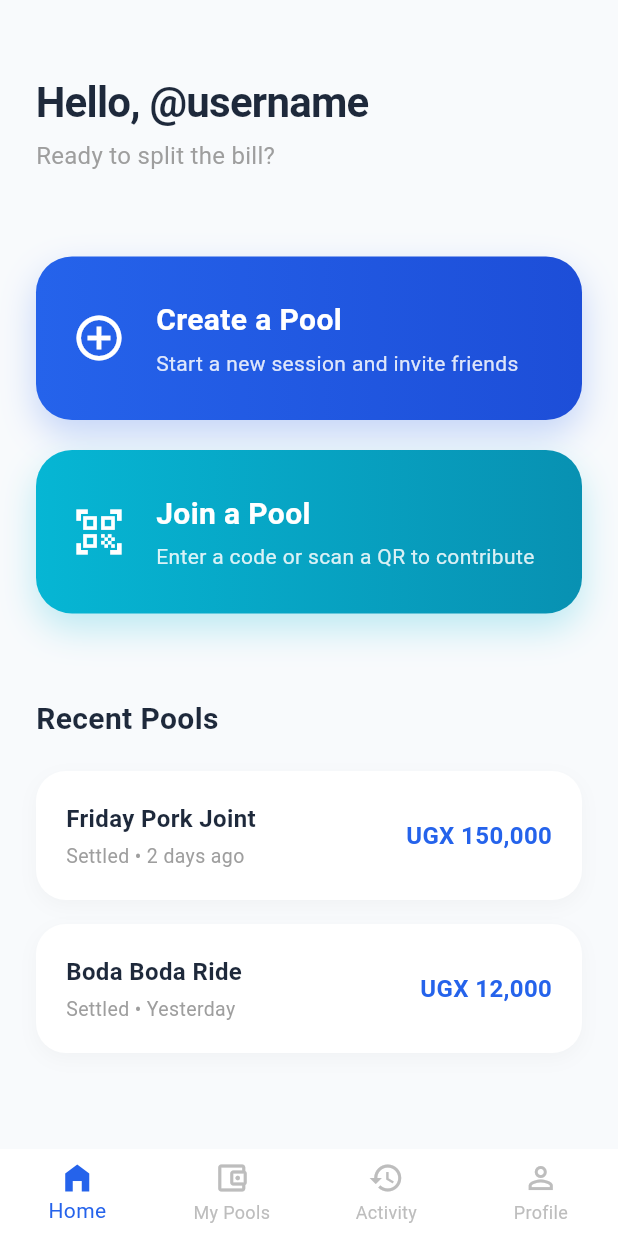
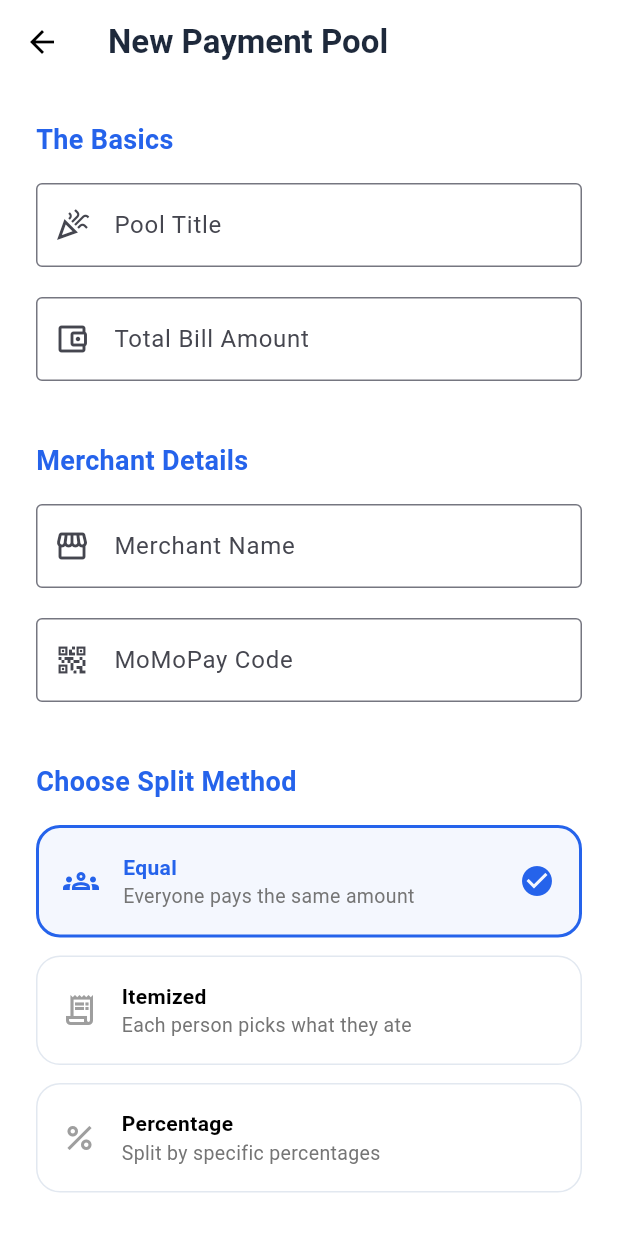
Before and after one commit to KiwanukaGod/temamu, a Flutter app: the HomeScreen screen opened by its route, after a tap on "Create a Pool", on a phone screen of 412 x 824 dp. Run offline on Flutter 3.47's test engine with Material 3 defaults, Android fonts, the light colour scheme and no system bars.

Commit message:
Feat: Add a create pool screeb to the application and its navigation from the home screen.

```diff
--- /dev/null
+++ b/lib/features/auth/screens/create_pool_screen.dart
@@ -0,0 +1,150 @@
+import 'package:flutter/material.dart';
+
+class CreatePoolScreen extends StatefulWidget {
+  const CreatePoolScreen({super.key});
+
+  @override
+  State<CreatePoolScreen> createState() => _CreatePoolScreenState();
+}
+
+class _CreatePoolScreenState extends State<CreatePoolScreen> {
+  String selectedMethod = 'Equal'; // Default split method
+
+  @override
+  Widget build(BuildContext context) {
+    return Scaffold(
+      backgroundColor: Colors.white,
+      appBar: AppBar(
+        title: const Text("New Payment Pool",
+          style: TextStyle(color: Color(0xFF1E293B), fontWeight: FontWeight.bold)),
+        backgroundColor: Colors.white,
+        elevation: 0,
+        iconTheme: const IconThemeData(color: Colors.black),
+      ),
+      body: SingleChildScrollView(
+        padding: const EdgeInsets.all(24.0),
+        child: Column(
+          crossAxisAlignment: CrossAxisAlignment.start,
+          children: [
+            // Section 1: Bill Basics
+            const Text("The Basics",
+              style: TextStyle(fontSize: 18, fontWeight: FontWeight.bold, color: Color(0xFF2563EB))),
+            const SizedBox(height: 16),
+            const TextField(
+              decoration: InputDecoration(
+                labelText: "Pool Title",
+                hintText: "e.g., Friday Pork Joint",
+                border: OutlineInputBorder(),
+                prefixIcon: Icon(Icons.celebration_outlined),
+              ),
+            ),
+            const SizedBox(height: 20),
+            const TextField(
+              decoration: InputDecoration(
+                labelText: "Total Bill Amount",
+                hintText: "UGX 0.00",
+                border: OutlineInputBorder(),
+                prefixIcon: Icon(Icons.account_balance_wallet_outlined),
+              ),
+              keyboardType: TextInputType.number,
+            ),
+
+            const SizedBox(height: 40),
+
+            // Section 2: Merchant Info
+            const Text("Merchant Details",
+              style: TextStyle(fontSize: 18, fontWeight: FontWeight.bold, color: Color(0xFF2563EB))),
+            const SizedBox(height: 16),
+            const TextField(
+              decoration: InputDecoration(
+                labelText: "Merchant Name",
+                hintText: "e.g., KFC Central",
+                border: OutlineInputBorder(),
+                prefixIcon: Icon(Icons.storefront),
+              ),
+            ),
+            const SizedBox(height: 20),
+            const TextField(
+              decoration: InputDecoration(
+                labelText: "MoMoPay Code",
+                hintText: "6-digit code",
+                border: OutlineInputBorder(),
+                prefixIcon: Icon(Icons.qr_code_2),
+              ),
+              keyboardType: TextInputType.number,
+            ),
+
+            const SizedBox(height: 40),
+
+            // Section 3: Split Method Selection
+            const Text("Choose Split Method",
+              style: TextStyle(fontSize: 18, fontWeight: FontWeight.bold, color: Color(0xFF2563EB))),
+            const SizedBox(height: 16),
+            _buildSplitOption("Equal", "Everyone pays the same amount", Icons.groups_outlined),
+            _buildSplitOption("Itemized", "Each person picks what they ate", Icons.receipt_long_outlined),
+            _buildSplitOption("Percentage", "Split by specific percentages", Icons.percent_outlined),
+
+            const SizedBox(height: 48),
+
+            // Continue Button
+            SizedBox(
+              width: double.infinity,
+              height: 55,
+              child: ElevatedButton(
+                onPressed: () {
+                  // Navigate to Participant Selection next
+                },
+                style: ElevatedButton.styleFrom(
+                  backgroundColor: const Color(0xFF2563EB),
+                  shape: RoundedRectangleBorder(borderRadius: BorderRadius.circular(12)),
+                ),
+                child: const Text("Next: Add Friends",
+                  style: TextStyle(color: Colors.white, fontSize: 18, fontWeight: FontWeight.bold)),
+              ),
+            ),
+            const SizedBox(height: 40),
+          ],
+        ),
+      ),
+    );
+  }
+
+  Widget _buildSplitOption(String title, String subtitle, IconData icon) {
+    bool isSelected = selectedMethod == title;
+    return GestureDetector(
+      onTap: () => setState(() => selectedMethod = title),
+      child: Container(
+        margin: const EdgeInsets.only(bottom: 12),
+        padding: const EdgeInsets.all(16),
+        decoration: BoxDecoration(
+          color: isSelected ? const Color(0xFF2563EB).withOpacity(0.05) : Colors.white,
+          borderRadius: BorderRadius.circular(16),
+          border: Border.all(
+            color: isSelected ? const Color(0xFF2563EB) : const Color(0xFFE2E8F0),
+            width: isSelected ? 2 : 1,
+          ),
+        ),
+        child: Row(
+          children: [
+            Icon(icon, color: isSelected ? const Color(0xFF2563EB) : Colors.grey),
+            const SizedBox(width: 16),
+            Expanded(
+              child: Column(
+                crossAxisAlignment: CrossAxisAlignment.start,
+                children: [
+                  Text(title, style: TextStyle(
+                    fontWeight: FontWeight.bold,
+                    color: isSelected ? const Color(0xFF2563EB) : Colors.black
+                  )),
+                  Text(subtitle, style: TextStyle(color: Colors.grey[600], fontSize: 13)),
+                ],
+              ),
+            ),
+            if (isSelected)
+              const Icon(Icons.check_circle, color: Color(0xFF2563EB)),
+          ],
+        ),
+      ),
+    );
+  }
+}
--- a/lib/features/auth/screens/home_screen.dart
+++ b/lib/features/auth/screens/home_screen.dart
@@ -60,7 +60,7 @@ class _HomeScreenState extends State<HomeScreen> {
                   icon: Icons.add_circle_outline,
                   gradient: const [Color(0xFF2563EB), Color(0xFF1D4ED8)],
                   onTap: () {
-                    // Navigation to come
+                    Navigator.pushNamed(context, '/create-pool');
                   },
                 ),
                 const SizedBox(height: 20), // Increased card spacing
--- a/lib/main.dart
+++ b/lib/main.dart
@@ -5,6 +5,7 @@ import 'features/auth/screens/splash_screen.dart';
 import 'features/auth/screens/login_screen.dart';
 import 'features/auth/screens/sign_up_screen.dart';
 import 'features/auth/screens/home_screen.dart';
+import 'features/auth/screens/create_pool_screen.dart';
 
 void main() {
   // We removed 'async' and 'Firebase' for now to keep things moving!
@@ -44,6 +45,7 @@ class TemamuApp extends StatelessWidget {
         '/login': (context) => const LoginScreen(),
         '/signup': (context) => const SignUpScreen(),
         '/home': (context) => const HomeScreen(),
+        '/create-pool': (context) => const CreatePoolScreen(),
       },
     );
   }
```
